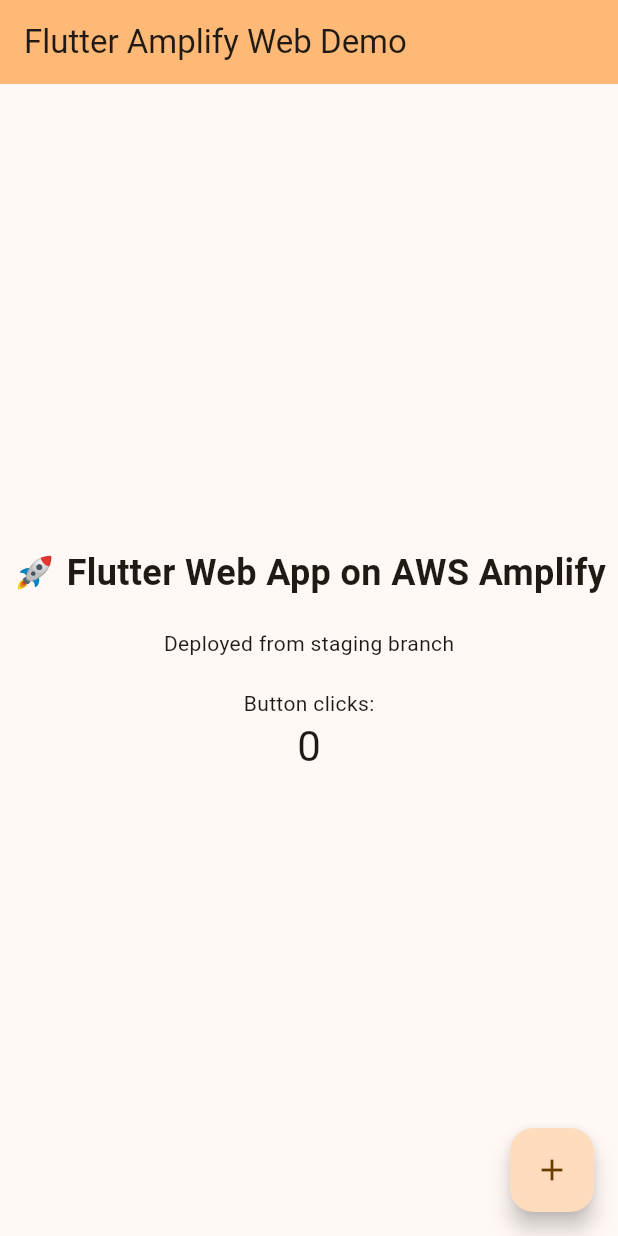
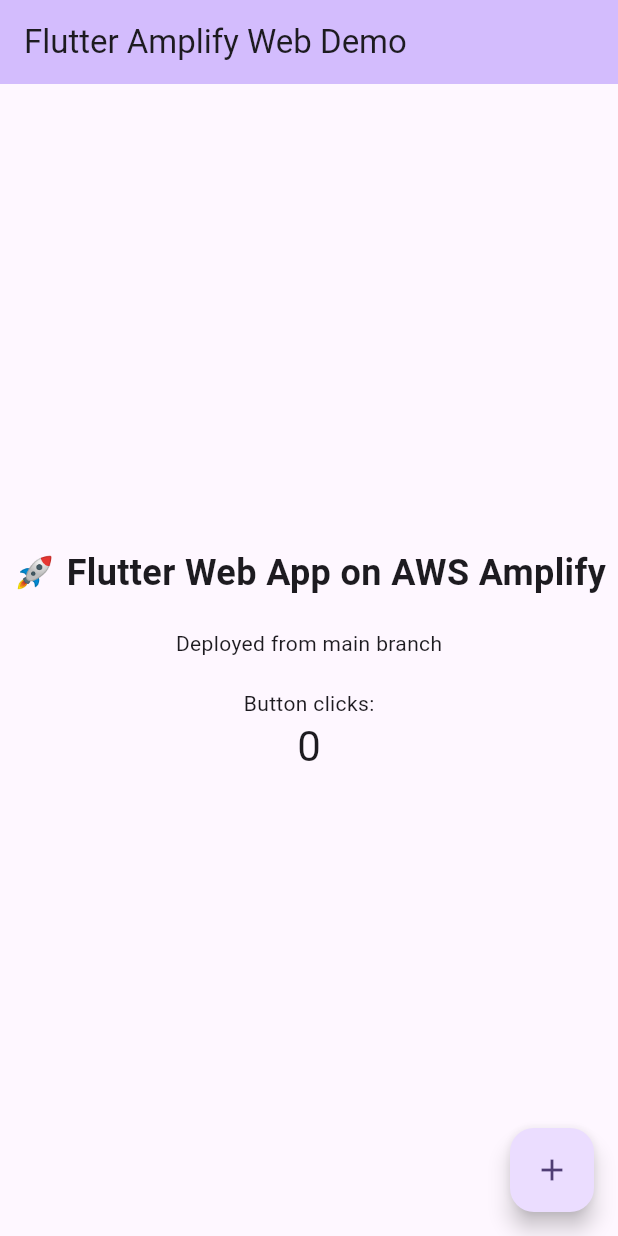
Before and after one commit to Yutama-ops/flutter-amplify-web-demo, a Flutter app: the screen it shows after launch, on a phone screen of 412 x 824 dp. Run offline on Flutter 3.47's test engine with Material 3 defaults, Android fonts, the phone set to English and light mode, and no system bars.

Commit message:
Fix main branch: restore purple theme and main branch indicator

```diff
--- a/lib/main.dart
+++ b/lib/main.dart
@@ -28,7 +28,7 @@
         //
         // This works for code too, not just values: Most code changes can be
         // tested with just a hot reload.
-        colorScheme: ColorScheme.fromSeed(seedColor: Colors.orange),
+        colorScheme: ColorScheme.fromSeed(seedColor: Colors.deepPurple),
       ),
       home: const MyHomePage(title: 'Flutter Amplify Web Demo'),
     );
@@ -109,7 +109,7 @@
               style: TextStyle(fontSize: 24, fontWeight: FontWeight.bold),
             ),
             const SizedBox(height: 20),
-            const Text('Deployed from staging branch'),
+            const Text('Deployed from main branch'),
             const SizedBox(height: 20),
             const Text('Button clicks:'),
             Text(
```
